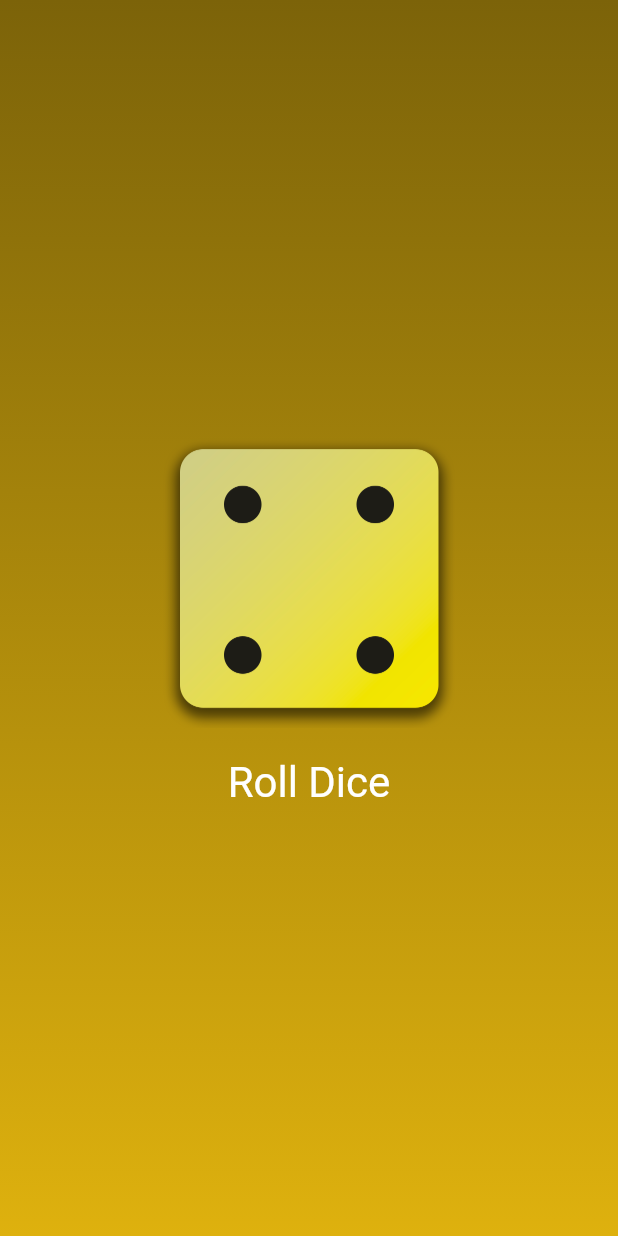
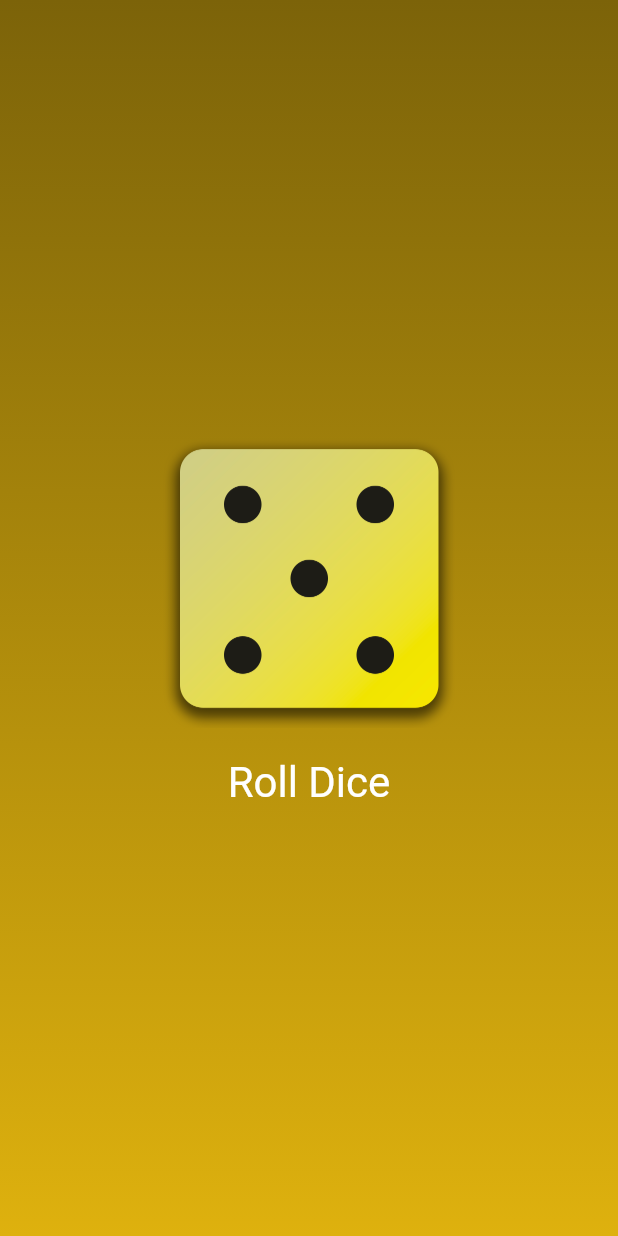
Before and after one commit to uche-hub/roll_dice, a Flutter app: the screen it shows after launch, after a tap on "Roll Dice", on a phone screen of 412 x 824 dp. Run offline on Flutter 3.47's test engine with Material 3 defaults, Android fonts, the phone set to English and light mode, and no system bars.

```diff
--- a/lib/dice_roller.dart
+++ b/lib/dice_roller.dart
@@ -1,4 +1,5 @@
 import 'package:flutter/material.dart';
+import 'dart:math';
 
 class DiceRoller extends StatefulWidget {
   const DiceRoller({super.key});
@@ -10,11 +11,12 @@ class DiceRoller extends StatefulWidget {
 }
 
 class _DiceRollerState extends State<DiceRoller> {
-  var activeDiceImage = "assets/images/dice-1.png";
+  final randomizer = Random();
+  var currentDiceRoll = 1;
 
   void rollDice() {
     setState(() {
-      activeDiceImage = 'assets/images/dice-4.png';
+      currentDiceRoll = randomizer.nextInt(6) + 1;
     });
   }
 
@@ -25,7 +27,7 @@ class _DiceRollerState extends State<DiceRoller> {
       mainAxisSize: MainAxisSize.min,
       children: [
         Image.asset(
-          activeDiceImage,
+          "assets/images/dice-$currentDiceRoll.png",
           width: 200,
         ),
         TextButton(
```
